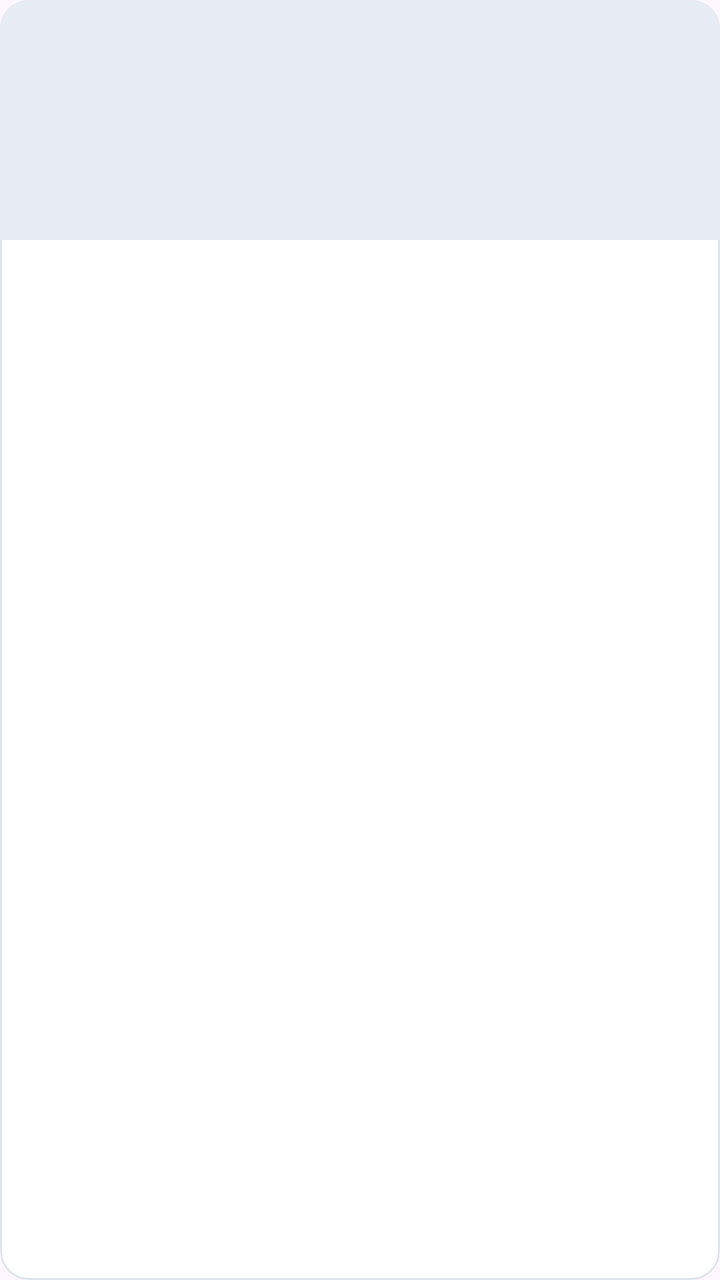
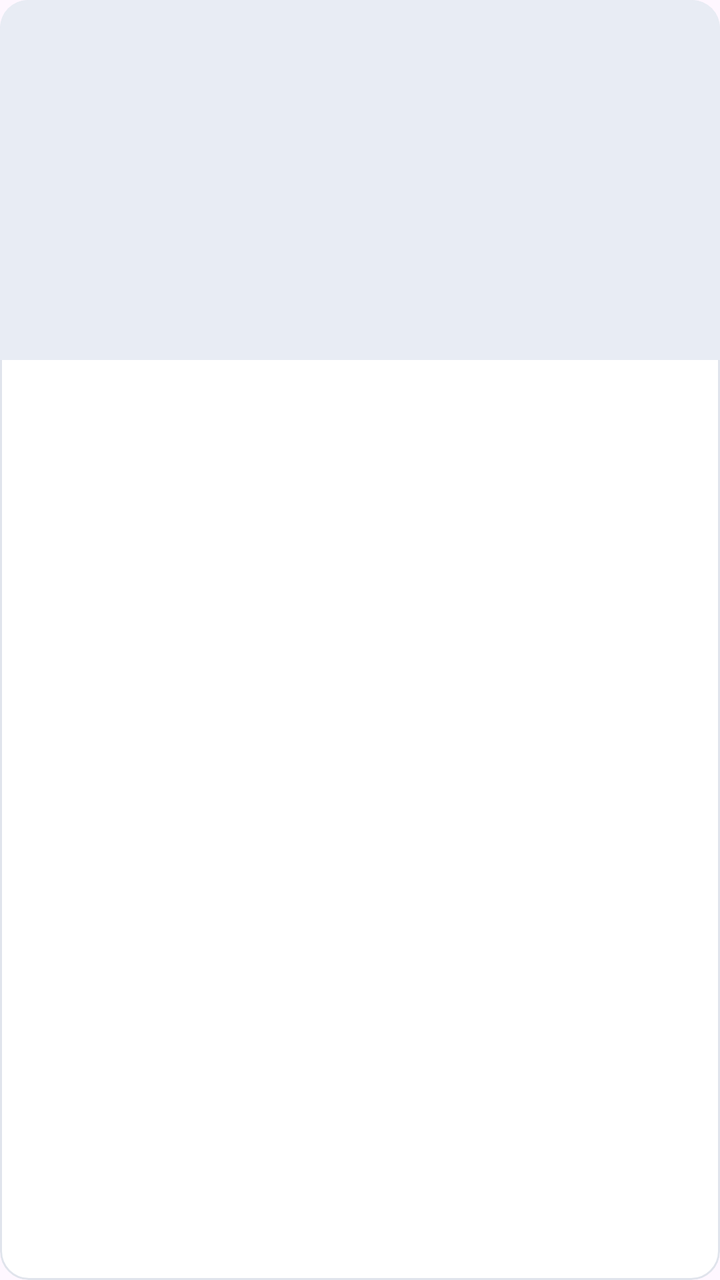

The first picture is an Android layout as it rendered before a commit; the second is the same layout after the commit. The layout source and the unified diff follow.
<!-- AndroidManifest.xml: application theme Theme.MyApplication -->
<!-- res/layout/item_claim.xml -->
<?xml version="1.0" encoding="utf-8"?>
<LinearLayout xmlns:android="http://schemas.android.com/apk/res/android"
    android:layout_width="match_parent"
    android:layout_height="wrap_content"
    android:background="@drawable/card_bg"
    android:clipToOutline="true"
    android:orientation="vertical">

    <ImageView
        android:id="@+id/claimItemImage"
        android:layout_width="match_parent"
        android:layout_height="120dp"
        android:background="#E8ECF4"
        android:scaleType="fitXY" />

    <LinearLayout
        android:layout_width="match_parent"
        android:layout_height="wrap_content"
        android:layout_marginStart="12dp"
        android:layout_marginTop="8dp"
        android:layout_marginEnd="12dp"
        android:gravity="center_vertical"
        android:orientation="horizontal">

        <TextView
            android:id="@+id/claimItemName"
            android:layout_width="0dp"
            android:layout_height="wrap_content"
            android:layout_weight="1"
            android:maxLines="1"
            android:ellipsize="end"
            android:textColor="#111827"
            android:textSize="16sp"
            android:textStyle="bold" />

        <TextView
            android:id="@+id/claimStatus"
            android:layout_width="wrap_content"
            android:layout_height="wrap_content"
            android:background="@drawable/badge_bg"
            android:paddingHorizontal="8dp"
            android:paddingVertical="2dp"
            android:textSize="11sp"
            android:textStyle="bold" />
    </LinearLayout>

    <TextView
        android:id="@+id/claimantName"
        android:layout_width="match_parent"
        android:layout_height="wrap_content"
        android:layout_marginStart="12dp"
        android:layout_marginTop="6dp"
        android:layout_marginEnd="12dp"
        android:textColor="#6B7280"
        android:textSize="13sp" />

    <TextView
        android:id="@+id/claimMessage"
        android:layout_width="match_parent"
        android:layout_height="wrap_content"
        android:layout_marginStart="12dp"
        android:layout_marginTop="6dp"
        android:layout_marginEnd="12dp"
        android:layout_marginBottom="12dp"
        android:maxLines="3"
        android:ellipsize="end"
        android:textColor="#374151"
        android:textSize="13sp" />

    <LinearLayout
        android:id="@+id/claimActions"
        android:layout_width="match_parent"
        android:layout_height="wrap_content"
        android:layout_marginStart="12dp"
        android:layout_marginEnd="12dp"
        android:layout_marginBottom="12dp"
        android:orientation="horizontal"
        android:gravity="center"
        android:visibility="gone">

        <Button
            android:id="@+id/btnAccept"
            android:layout_width="0dp"
            android:layout_height="40dp"
            android:layout_weight="1"
            android:text="Accept"
            android:textAllCaps="false"
            android:textColor="#FFFFFF"
            android:backgroundTint="#218653" />

        <Button
            android:id="@+id/btnReject"
            android:layout_width="0dp"
            android:layout_height="40dp"
            android:layout_weight="1"
            android:layout_marginStart="8dp"
            android:text="Reject"
            android:textAllCaps="false"
            android:textColor="#FFFFFF"
            android:backgroundTint="#DC3545" />

    </LinearLayout>

</LinearLayout>
<!-- resources referenced by this layout -->
<resources>
  <!-- drawable badge_bg (drawable) -->
  <?xml version="1.0" encoding="utf-8"?>
  <shape xmlns:android="http://schemas.android.com/apk/res/android">
      <solid android:color="#FFFFFF" />
      <corners android:radius="20dp" />
  </shape>
  <!-- drawable card_bg (drawable) -->
  <?xml version="1.0" encoding="utf-8"?>
  <shape xmlns:android="http://schemas.android.com/apk/res/android">
      <solid android:color="#FFFFFF" />
      <corners android:radius="14dp" />
      <stroke android:width="1dp" android:color="#E0E4EC" />
  </shape>
  <style name="Theme.MyApplication" parent="Base.Theme.MyApplication" />
  <style name="Base.Theme.MyApplication" parent="Theme.Material3.DayNight.NoActionBar">
          
          
      </style>
</resources>

<!-- the commit's change to res/layout/item_claim.xml (unified diff, before → after) -->
@@ -9,16 +9,16 @@
     <ImageView
         android:id="@+id/claimItemImage"
         android:layout_width="match_parent"
-        android:layout_height="120dp"
+        android:layout_height="180dp"
         android:background="#E8ECF4"
-        android:scaleType="fitXY" />
+        android:scaleType="centerCrop" />
 
     <LinearLayout
         android:layout_width="match_parent"
         android:layout_height="wrap_content"
-        android:layout_marginStart="12dp"
-        android:layout_marginTop="8dp"
-        android:layout_marginEnd="12dp"
+        android:layout_marginStart="16dp"
+        android:layout_marginTop="12dp"
+        android:layout_marginEnd="16dp"
         android:gravity="center_vertical"
         android:orientation="horizontal">
 
@@ -30,7 +30,7 @@
             android:maxLines="1"
             android:ellipsize="end"
             android:textColor="#111827"
-            android:textSize="16sp"
+            android:textSize="20sp"
             android:textStyle="bold" />
 
         <TextView
@@ -38,9 +38,9 @@
             android:layout_width="wrap_content"
             android:layout_height="wrap_content"
             android:background="@drawable/badge_bg"
-            android:paddingHorizontal="8dp"
-            android:paddingVertical="2dp"
-            android:textSize="11sp"
+            android:paddingHorizontal="10dp"
+            android:paddingVertical="4dp"
+            android:textSize="13sp"
             android:textStyle="bold" />
     </LinearLayout>
 
@@ -48,32 +48,30 @@
         android:id="@+id/claimantName"
         android:layout_width="match_parent"
         android:layout_height="wrap_content"
-        android:layout_marginStart="12dp"
-        android:layout_marginTop="6dp"
-        android:layout_marginEnd="12dp"
+        android:layout_marginStart="16dp"
+        android:layout_marginTop="8dp"
+        android:layout_marginEnd="16dp"
         android:textColor="#6B7280"
-        android:textSize="13sp" />
+        android:textSize="16sp" />
 
     <TextView
         android:id="@+id/claimMessage"
         android:layout_width="match_parent"
         android:layout_height="wrap_content"
-        android:layout_marginStart="12dp"
-        android:layout_marginTop="6dp"
-        android:layout_marginEnd="12dp"
-        android:layout_marginBottom="12dp"
-        android:maxLines="3"
-        android:ellipsize="end"
+        android:layout_marginStart="16dp"
+        android:layout_marginTop="8dp"
+        android:layout_marginEnd="16dp"
+        android:layout_marginBottom="16dp"
         android:textColor="#374151"
-        android:textSize="13sp" />
+        android:textSize="16sp" />
 
     <LinearLayout
         android:id="@+id/claimActions"
         android:layout_width="match_parent"
         android:layout_height="wrap_content"
-        android:layout_marginStart="12dp"
-        android:layout_marginEnd="12dp"
-        android:layout_marginBottom="12dp"
+        android:layout_marginStart="16dp"
+        android:layout_marginEnd="16dp"
+        android:layout_marginBottom="16dp"
         android:orientation="horizontal"
         android:gravity="center"
         android:visibility="gone">
@@ -81,7 +79,7 @@
         <Button
             android:id="@+id/btnAccept"
             android:layout_width="0dp"
-            android:layout_height="40dp"
+            android:layout_height="48dp"
             android:layout_weight="1"
             android:text="Accept"
             android:textAllCaps="false"
@@ -91,9 +89,9 @@
         <Button
             android:id="@+id/btnReject"
             android:layout_width="0dp"
-            android:layout_height="40dp"
+            android:layout_height="48dp"
             android:layout_weight="1"
-            android:layout_marginStart="8dp"
+            android:layout_marginStart="12dp"
             android:text="Reject"
             android:textAllCaps="false"
             android:textColor="#FFFFFF"
